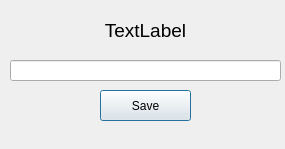
First picture: the form in changevaluewindow.ui, repository melden19/autorun-controller, before the edit.
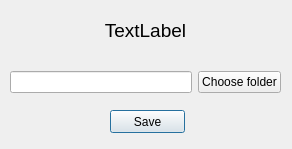
Second picture: the form after the edit.

Patch:
```diff
--- a/changevaluewindow.ui
+++ b/changevaluewindow.ui
@@ -6,7 +6,7 @@
    <rect>
     <x>0</x>
     <y>0</y>
-    <width>285</width>
+    <width>292</width>
     <height>149</height>
    </rect>
   </property>
@@ -26,15 +26,31 @@
     <string>&lt;html&gt;&lt;head/&gt;&lt;body&gt;&lt;p align=&quot;center&quot;&gt;&lt;span style=&quot; font-size:14pt;&quot;&gt;TextLabel&lt;/span&gt;&lt;/p&gt;&lt;/body&gt;&lt;/html&gt;</string>
    </property>
   </widget>
-  <widget class="QLineEdit" name="lineEdit">
+  <widget class="QPushButton" name="pushButton">
+   <property name="geometry">
+    <rect>
+     <x>110</x>
+     <y>110</y>
+     <width>75</width>
+     <height>23</height>
+    </rect>
+   </property>
+   <property name="text">
+    <string>Save</string>
+   </property>
+  </widget>
+  <widget class="QWidget" name="layoutWidget">
    <property name="geometry">
     <rect>
      <x>10</x>
-     <y>60</y>
+     <y>70</y>
      <width>271</width>
-     <height>21</height>
+     <height>25</height>
     </rect>
    </property>
+   <layout class="QHBoxLayout" name="horizontalLayout">
+    <item>
+     <widget class="QLineEdit" name="lineEdit">
    <property name="styleSheet">
     <string notr="true"/>
    </property>
@@ -42,18 +58,15 @@
     <string/>
    </property>
   </widget>
-  <widget class="QPushButton" name="pushButton">
-   <property name="geometry">
-    <rect>
-     <x>100</x>
-     <y>90</y>
-     <width>91</width>
-     <height>31</height>
-    </rect>
-   </property>
+    </item>
+    <item>
+     <widget class="QPushButton" name="pushButton_2">
    <property name="text">
-    <string>Save</string>
-   </property>
+       <string>Choose folder</string>
+      </property>
+     </widget>
+    </item>
+   </layout>
   </widget>
  </widget>
  <resources/>
```
Left out of the diff: 6 changed lines with no effect on the pictures. Lines whose indentation alone changed are shown as unchanged.
